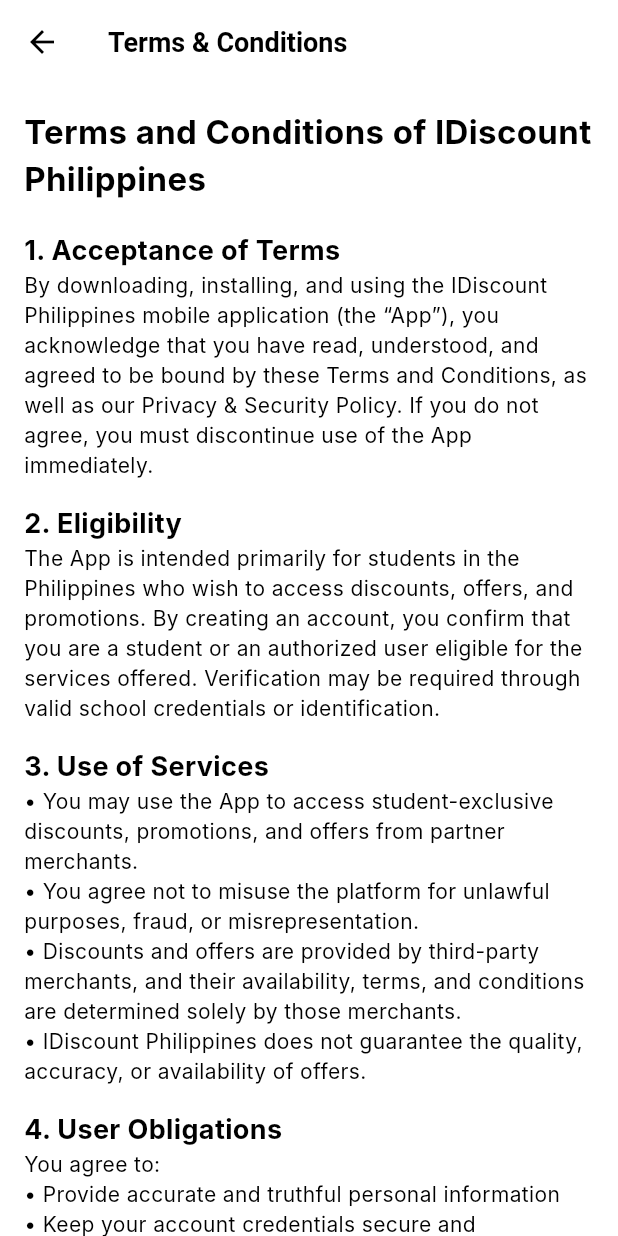
After one commit to pjtoral/idiscount_website, a Flutter app: the TermsPage screen opened by its route, on a phone screen of 412 x 824 dp. The commit adds this screen. Run offline on Flutter 3.47's test engine with Material 3 defaults, Android fonts, the phone set to English and light mode, and no system bars; missing offline and left inert: dart:html; Roboto replaces fonts that are missing (Inter).

Commit message:
chore: added policy and terms and conditions

```diff
--- /dev/null
+++ b/lib/security_policy/policy.dart
@@ -0,0 +1,151 @@
+import 'package:flutter/material.dart';
+
+class PolicyPage extends StatelessWidget {
+  const PolicyPage({super.key});
+
+  @override
+  Widget build(BuildContext context) {
+    return Scaffold(
+      appBar: AppBar(title: const Text("Privacy & Security Policy")),
+      body: SingleChildScrollView(
+        padding: const EdgeInsets.all(16.0),
+        child: Column(
+          crossAxisAlignment: CrossAxisAlignment.start,
+          children: const [
+            Text(
+              "Privacy & Security Policy of IDiscount Philippines",
+              style: TextStyle(fontSize: 22, fontWeight: FontWeight.bold),
+            ),
+            SizedBox(height: 20),
+
+            Text(
+              "1. General Statement",
+              style: TextStyle(fontSize: 18, fontWeight: FontWeight.bold),
+            ),
+            Text(
+              "IDiscount Philippines (“we,” “our,” “us”) is committed to protecting the "
+              "privacy and security of all student users of our mobile application and "
+              "services. This Privacy & Security Policy outlines the collection, use, "
+              "storage, sharing, and protection of personal data, in compliance with the "
+              "Philippine Data Privacy Act of 2012 (RA 10173) and other applicable laws.",
+            ),
+            SizedBox(height: 16),
+
+            Text(
+              "2. Information We Collect",
+              style: TextStyle(fontSize: 18, fontWeight: FontWeight.bold),
+            ),
+            Text(
+              "We may collect the following categories of personal and sensitive information:\n\n"
+              "• Identifying Information: full name, age, date of birth\n"
+              "• Contact Information: email address, mobile number (if provided)\n"
+              "• Student Verification Data: school name, student ID (if required for eligibility)\n"
+              "• Business Preferences: categories or industries of interest for discounts and offers\n"
+              "• Technical Data: device type, operating system, IP address, app usage analytics\n"
+              "• Communication Data: responses to surveys, feedback, or inquiries sent to us",
+            ),
+            SizedBox(height: 16),
+
+            Text(
+              "3. Purpose of Data Collection",
+              style: TextStyle(fontSize: 18, fontWeight: FontWeight.bold),
+            ),
+            Text(
+              "We collect and process your data for the following legitimate purposes:\n\n"
+              "• To verify student eligibility and provide tailored discount services\n"
+              "• To personalize app content and recommend offers based on preferences\n"
+              "• To maintain and improve app functionality, security, and user experience\n"
+              "• To communicate relevant updates, promotions, or important announcements\n"
+              "• To comply with legal, regulatory, and contractual obligations\n"
+              "• To prevent fraud, misuse, or unauthorized access to the platform",
+            ),
+            SizedBox(height: 16),
+
+            Text(
+              "4. Data Sharing and Disclosure",
+              style: TextStyle(fontSize: 18, fontWeight: FontWeight.bold),
+            ),
+            Text(
+              "We do not sell, rent, or lease your personal data to third parties. "
+              "Your information may be shared only under the following circumstances:\n\n"
+              "• With your consent, when you opt in to receive offers or promotions\n"
+              "• With partner businesses or merchants, solely for providing relevant discounts\n"
+              "• With service providers (e.g., cloud hosting, analytics) who are contractually "
+              "obligated to maintain confidentiality\n"
+              "• When required by law, court order, or lawful request of government authorities\n"
+              "• In cases of mergers, acquisitions, or restructuring, provided adequate safeguards are in place",
+            ),
+            SizedBox(height: 16),
+
+            Text(
+              "5. Data Security",
+              style: TextStyle(fontSize: 18, fontWeight: FontWeight.bold),
+            ),
+            Text(
+              "We implement industry-standard organizational, physical, and technical measures "
+              "to protect your personal data, including:\n\n"
+              "• Encryption of data during storage and transmission\n"
+              "• Restricted access to authorized personnel only\n"
+              "• Regular monitoring of systems for vulnerabilities and unauthorized access\n"
+              "• Secure authentication protocols to protect accounts",
+            ),
+            SizedBox(height: 16),
+
+            Text(
+              "6. Data Retention",
+              style: TextStyle(fontSize: 18, fontWeight: FontWeight.bold),
+            ),
+            Text(
+              "Personal data will be retained only for as long as necessary to fulfill the "
+              "purposes stated in this Policy, or as required by applicable laws and regulations. "
+              "When no longer needed, data will be securely deleted or anonymized.",
+            ),
+            SizedBox(height: 16),
+
+            Text(
+              "7. Your Rights as a Data Subject",
+              style: TextStyle(fontSize: 18, fontWeight: FontWeight.bold),
+            ),
+            Text(
+              "In accordance with the Data Privacy Act of 2012, you have the following rights:\n\n"
+              "• Right to be informed – you will be notified how your data is collected and processed\n"
+              "• Right to access – you may request a copy of your personal data held by us\n"
+              "• Right to rectification – you may correct or update inaccurate or incomplete data\n"
+              "• Right to erasure or blocking – you may request deletion of your data\n"
+              "• Right to data portability – you may obtain and reuse your personal data\n"
+              "• Right to object or withdraw consent – you may opt out of certain data uses",
+            ),
+            SizedBox(height: 16),
+
+            Text(
+              "8. Amendments",
+              style: TextStyle(fontSize: 18, fontWeight: FontWeight.bold),
+            ),
+            Text(
+              "We reserve the right to update or modify this Privacy & Security Policy at any time. "
+              "Users will be notified of significant changes through the application or via email.",
+            ),
+            SizedBox(height: 16),
+
+            Text(
+              "9. Contact Information",
+              style: TextStyle(fontSize: 18, fontWeight: FontWeight.bold),
+            ),
+            Text(
+              "For questions, concerns, or requests regarding your data, please contact us:\n\n"
+              "Data Protection Officer (DPO)\n"
+              "IDiscount Philippines\n"
+              "Email: idiscount.philippines@gmail.com\n",
+            ),
+            SizedBox(height: 30),
+
+            Text(
+              "Effective Date: September 28, 2025",
+              style: TextStyle(fontSize: 14, fontStyle: FontStyle.italic),
+            ),
+          ],
+        ),
+      ),
+    );
+  }
+}
--- /dev/null
+++ b/lib/terms_and_condition/terms.dart
@@ -0,0 +1,145 @@
+import 'package:flutter/material.dart';
+
+class TermsPage extends StatelessWidget {
+  const TermsPage({super.key});
+
+  @override
+  Widget build(BuildContext context) {
+    return Scaffold(
+      appBar: AppBar(title: const Text("Terms & Conditions")),
+      body: SingleChildScrollView(
+        padding: const EdgeInsets.all(16.0),
+        child: Column(
+          crossAxisAlignment: CrossAxisAlignment.start,
+          children: const [
+            Text(
+              "Terms and Conditions of IDiscount Philippines",
+              style: TextStyle(fontSize: 22, fontWeight: FontWeight.bold),
+            ),
+            SizedBox(height: 20),
+
+            Text(
+              "1. Acceptance of Terms",
+              style: TextStyle(fontSize: 18, fontWeight: FontWeight.bold),
+            ),
+            Text(
+              "By downloading, installing, and using the IDiscount Philippines mobile application "
+              "(the “App”), you acknowledge that you have read, understood, and agreed to be bound "
+              "by these Terms and Conditions, as well as our Privacy & Security Policy. "
+              "If you do not agree, you must discontinue use of the App immediately.",
+            ),
+            SizedBox(height: 16),
+
+            Text(
+              "2. Eligibility",
+              style: TextStyle(fontSize: 18, fontWeight: FontWeight.bold),
+            ),
+            Text(
+              "The App is intended primarily for students in the Philippines who wish to access "
+              "discounts, offers, and promotions. By creating an account, you confirm that you are "
+              "a student or an authorized user eligible for the services offered. Verification may "
+              "be required through valid school credentials or identification.",
+            ),
+            SizedBox(height: 16),
+
+            Text(
+              "3. Use of Services",
+              style: TextStyle(fontSize: 18, fontWeight: FontWeight.bold),
+            ),
+            Text(
+              "• You may use the App to access student-exclusive discounts, promotions, and offers from partner merchants.\n"
+              "• You agree not to misuse the platform for unlawful purposes, fraud, or misrepresentation.\n"
+              "• Discounts and offers are provided by third-party merchants, and their availability, terms, and conditions "
+              "are determined solely by those merchants.\n"
+              "• IDiscount Philippines does not guarantee the quality, accuracy, or availability of offers.",
+            ),
+            SizedBox(height: 16),
+
+            Text(
+              "4. User Obligations",
+              style: TextStyle(fontSize: 18, fontWeight: FontWeight.bold),
+            ),
+            Text(
+              "You agree to:\n"
+              "• Provide accurate and truthful personal information\n"
+              "• Keep your account credentials secure and confidential\n"
+              "• Use the App responsibly and in accordance with applicable laws\n"
+              "• Refrain from attempting to disrupt or compromise the App’s functionality",
+            ),
+            SizedBox(height: 16),
+
+            Text(
+              "5. Intellectual Property Rights",
+              style: TextStyle(fontSize: 18, fontWeight: FontWeight.bold),
+            ),
+            Text(
+              "All content, trademarks, logos, and intellectual property displayed in the App are "
+              "owned by IDiscount Philippines or licensed to us. You may not copy, reproduce, "
+              "or distribute any material without prior written permission.",
+            ),
+            SizedBox(height: 16),
+
+            Text(
+              "6. Limitation of Liability",
+              style: TextStyle(fontSize: 18, fontWeight: FontWeight.bold),
+            ),
+            Text(
+              "IDiscount Philippines is a platform that connects students with discounts and offers. "
+              "We are not responsible for:\n"
+              "• The products, services, or promotions provided by partner merchants\n"
+              "• Any direct, indirect, incidental, or consequential damages arising from the use of the App\n"
+              "• Interruptions, errors, or loss of data due to technical issues beyond our control",
+            ),
+            SizedBox(height: 16),
+
+            Text(
+              "7. Termination",
+              style: TextStyle(fontSize: 18, fontWeight: FontWeight.bold),
+            ),
+            Text(
+              "We reserve the right to suspend or terminate your account at any time, with or without notice, "
+              "if you violate these Terms, misuse the platform, or engage in unlawful activities.",
+            ),
+            SizedBox(height: 16),
+
+            Text(
+              "8. Amendments",
+              style: TextStyle(fontSize: 18, fontWeight: FontWeight.bold),
+            ),
+            Text(
+              "We may revise these Terms and Conditions from time to time. Users will be notified of significant changes "
+              "through the App or via email. Continued use of the App constitutes acceptance of the updated Terms.",
+            ),
+            SizedBox(height: 16),
+
+            Text(
+              "9. Governing Law",
+              style: TextStyle(fontSize: 18, fontWeight: FontWeight.bold),
+            ),
+            Text(
+              "These Terms and Conditions shall be governed by and construed in accordance with the laws of the Philippines. "
+              "Any disputes shall be subject to the exclusive jurisdiction of the courts of Cebu City, Philippines.",
+            ),
+            SizedBox(height: 16),
+
+            Text(
+              "10. Contact Information",
+              style: TextStyle(fontSize: 18, fontWeight: FontWeight.bold),
+            ),
+            Text(
+              "For inquiries or concerns regarding these Terms, please contact us:\n\n"
+              "IDiscount Philippines\n"
+              "Email: idiscount.philippines@gmail.com\n",
+            ),
+            SizedBox(height: 30),
+
+            Text(
+              "Effective Date: September 28, 2025",
+              style: TextStyle(fontSize: 14, fontStyle: FontStyle.italic),
+            ),
+          ],
+        ),
+      ),
+    );
+  }
+}
--- a/pubspec.yaml
+++ b/pubspec.yaml
@@ -34,6 +34,7 @@
   # The following adds the Cupertino Icons font to your application.
   # Use with the CupertinoIcons class for iOS style icons.
   cupertino_icons: ^1.0.8
+  go_router: ^16.2.4
 
 dev_dependencies:
   flutter_test:
```
Also changed, not shown: lib/main.dart (+58 -3 lines), pubspec.lock.
